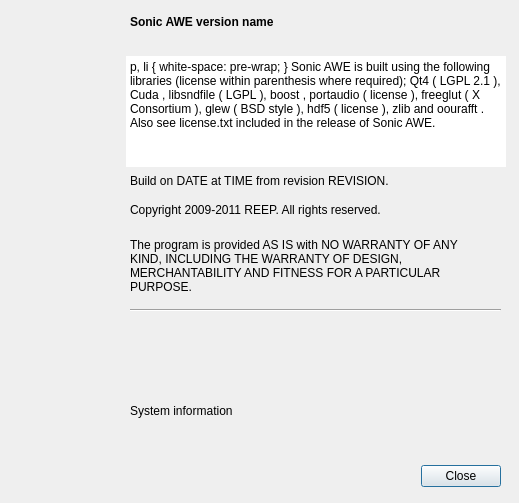
Old version of the form tools/aboutdialog.ui in the repository gustafsson/freq.
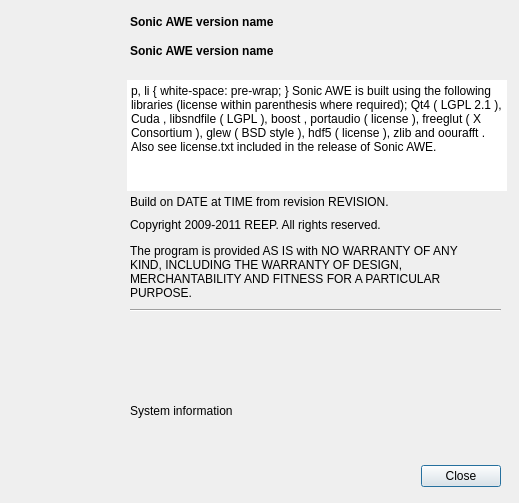
New version of the form. Icons and pictures are not drawn.

Commit message: Implemented personal licenses

The edit to the form file:
```diff
--- a/tools/aboutdialog.ui
+++ b/tools/aboutdialog.ui
@@ -51,7 +51,7 @@
      <x>130</x>
      <y>15</y>
      <width>361</width>
-     <height>41</height>
+     <height>61</height>
     </rect>
    </property>
    <property name="font">
@@ -74,7 +74,7 @@
    <property name="geometry">
     <rect>
      <x>130</x>
-     <y>170</y>
+     <y>191</y>
      <width>381</width>
      <height>21</height>
     </rect>
@@ -90,7 +90,7 @@
    <property name="geometry">
     <rect>
      <x>130</x>
-     <y>200</y>
+     <y>215</y>
      <width>371</width>
      <height>20</height>
     </rect>
@@ -103,7 +103,7 @@
    <property name="geometry">
     <rect>
      <x>130</x>
-     <y>230</y>
+     <y>236</y>
      <width>361</width>
      <height>71</height>
     </rect>
@@ -144,8 +144,8 @@
   <widget class="QTextEdit" name="textEdit">
    <property name="geometry">
     <rect>
-     <x>126</x>
-     <y>56</y>
+     <x>127</x>
+     <y>80</y>
      <width>380</width>
      <height>111</height>
     </rect>
@@ -179,15 +179,31 @@
     <set>Qt::LinksAccessibleByKeyboard|Qt::LinksAccessibleByMouse</set>
    </property>
   </widget>
-  <zorder>labelSystem</zorder>
-  <zorder>buttonBox</zorder>
-  <zorder>label</zorder>
-  <zorder>labelVersion</zorder>
-  <zorder>labelTimestamp</zorder>
-  <zorder>label_5</zorder>
-  <zorder>label_6</zorder>
-  <zorder>line</zorder>
-  <zorder>textEdit</zorder>
+  <widget class="QLabel" name="labelLicense">
+   <property name="geometry">
+    <rect>
+     <x>130</x>
+     <y>44</y>
+     <width>361</width>
+     <height>61</height>
+    </rect>
+   </property>
+   <property name="font">
+    <font>
+     <weight>75</weight>
+     <bold>true</bold>
+    </font>
+   </property>
+   <property name="text">
+    <string>Sonic AWE version name</string>
+   </property>
+   <property name="alignment">
+    <set>Qt::AlignLeading|Qt::AlignLeft|Qt::AlignTop</set>
+   </property>
+   <property name="wordWrap">
+    <bool>true</bool>
+   </property>
+  </widget>
  </widget>
  <resources>
   <include location="../ui/icon-resources.qrc"/>
```
The commit also changes 14 other files.
